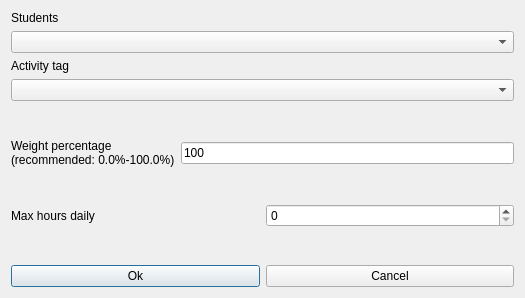
This is fet/src/interface/modifyconstraintstudentssetactivitytagmaxhoursdailyform_template.ui in vonmecheln/fet as Qt 5 draws it before an edit. The edited form follows.
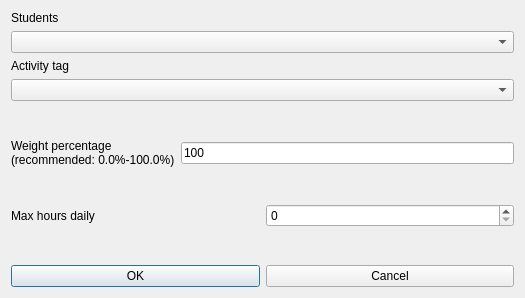
This is the edited form.

Diff of the .ui file:
```diff
--- a/fet/src/interface/modifyconstraintstudentssetactivitytagmaxhoursdailyform_template.ui
+++ b/fet/src/interface/modifyconstraintstudentssetactivitytagmaxhoursdailyform_template.ui
@@ -174,7 +174,7 @@
      <item>
       <widget class="QPushButton" name="okPushButton">
        <property name="text">
-        <string>Ok</string>
+        <string>OK</string>
        </property>
       </widget>
      </item>
```
